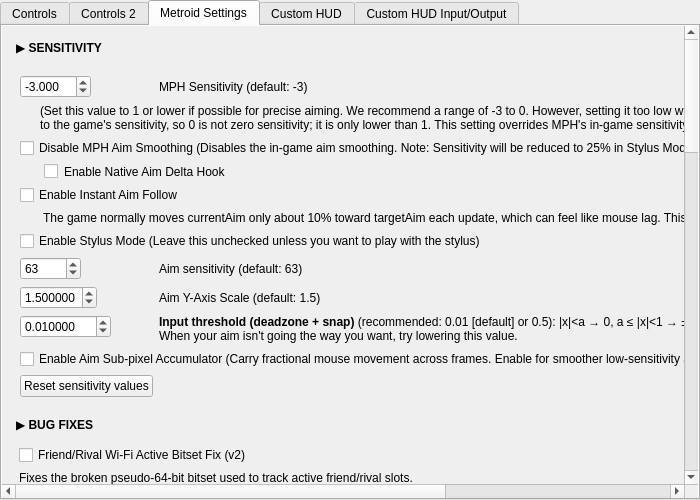
Above: src/frontend/qt_sdl/InputConfig/MelonPrimeInputConfig.ui from melonDS-emu/melonDS before the change. Below: the same form after it.
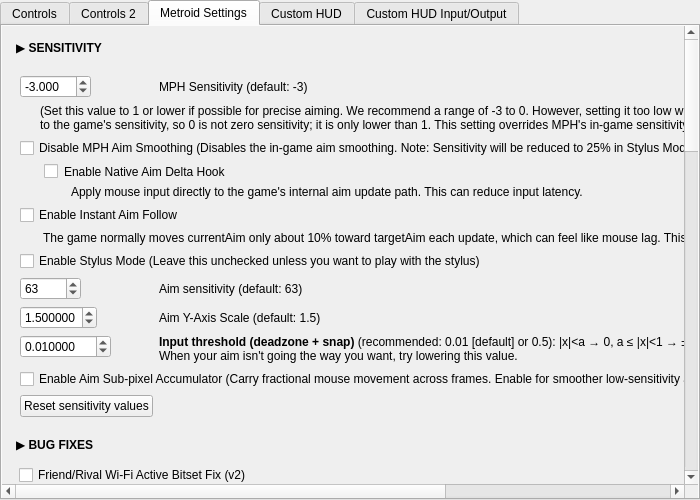
That is the form after the change. The open tabs and pages were chosen to show the change.

Diff of the .ui file:
```diff
--- a/src/frontend/qt_sdl/InputConfig/MelonPrimeInputConfig.ui
+++ b/src/frontend/qt_sdl/InputConfig/MelonPrimeInputConfig.ui
@@ -121,23 +121,30 @@
 											</widget>
 										</item>
 										<item row="4" column="0" colspan="2">
+											<widget class="QLabel" name="lblMetroidNativeAimDeltaHookDesc">
+												<property name="text"><string>Apply mouse input directly to the game's internal aim update path. This can reduce input latency.</string></property>
+												<property name="wordWrap"><bool>true</bool></property>
+												<property name="styleSheet"><string>QLabel { margin-left: 48px; }</string></property>
+											</widget>
+										</item>
+										<item row="5" column="0" colspan="2">
 											<widget class="QCheckBox" name="cbMetroidEnableInstantAimFollow">
 												<property name="text"><string>Enable Instant Aim Follow</string></property>
 											</widget>
 										</item>
-										<item row="5" column="0" colspan="2">
+										<item row="6" column="0" colspan="2">
 											<widget class="QLabel" name="lblMetroidInstantAimFollowDesc">
 												<property name="text"><string>The game normally moves currentAim only about 10% toward targetAim each update, which can feel like mouse lag. This patch makes currentAim follow targetAim instantly.</string></property>
 												<property name="wordWrap"><bool>true</bool></property>
 												<property name="styleSheet"><string>QLabel { margin-left: 20px; }</string></property>
 											</widget>
 										</item>
-										<item row="6" column="0" colspan="2">
+										<item row="7" column="0" colspan="2">
 											<widget class="QCheckBox" name="cbMetroidEnableStylusMode">
 												<property name="text"><string>Enable Stylus Mode (Leave this unchecked unless you want to play with the stylus)</string></property>
 											</widget>
 										</item>
-										<item row="7" column="0">
+										<item row="8" column="0">
 											<widget class="QSpinBox" name="metroidAimSensitvitySpinBox">
 												<property name="minimum">
 													<number>0</number>
@@ -150,14 +157,14 @@
 												</property>
 											</widget>
 										</item>
-										<item row="7" column="1">
+										<item row="8" column="1">
 											<widget class="QLabel" name="metroidAimSensitvityLabel">
 												<property name="text">
 													<string>Aim sensitivity (default: 63)</string>
 												</property>
 											</widget>
 										</item>
-										<item row="8" column="0">
+										<item row="9" column="0">
 											<widget class="QDoubleSpinBox" name="metroidAimYAxisScaleSpinBox">
 												<property name="minimum">
 													<double>0.000001</double>
@@ -176,14 +183,14 @@
 												</property>
 											</widget>
 										</item>
-										<item row="8" column="1">
+										<item row="9" column="1">
 											<widget class="QLabel" name="metroidAimYAxisScaleLabel">
 												<property name="text">
 													<string>Aim Y-Axis Scale (default: 1.5)</string>
 												</property>
 											</widget>
 										</item>
-										<item row="9" column="0">
+										<item row="10" column="0">
 											<widget class="QDoubleSpinBox" name="metroidAimAdjustSpinBox">
 												<property name="minimum">
 													<double>0.000000</double>
@@ -202,19 +209,19 @@
 												</property>
 											</widget>
 										</item>
-										<item row="9" column="1">
+										<item row="10" column="1">
 											<widget class="QLabel" name="metroidAimAdjustLabel">
 												<property name="text">
 													<string notr="true">&lt;html&gt;&lt;head/&gt;&lt;body&gt;&lt;p&gt;&lt;b&gt;Input threshold (deadzone + snap)&lt;/b&gt; (recommended: 0.01 [default] or 0.5): |x|&amp;lt;a → 0, a ≤ |x|&amp;lt;1 → ±1, |x|≥1 → as is (a=0: off = all values under 1 ignored, no snap)&lt;br/&gt;When your aim isn't going the way you want, try lowering this value.&lt;/p&gt;&lt;/body&gt;&lt;/html&gt;</string>
 												</property>
 											</widget>
 										</item>
-										<item row="10" column="0" colspan="2">
+										<item row="11" column="0" colspan="2">
 											<widget class="QCheckBox" name="cbMetroidEnableAimAccumulator">
 												<property name="text"><string>Enable Aim Sub-pixel Accumulator (Carry fractional mouse movement across frames. Enable for smoother low-sensitivity aiming)</string></property>
 											</widget>
 										</item>
-										<item row="11" column="0">
+										<item row="12" column="0">
 											<widget class="QPushButton" name="metroidResetSensitivityValues">
 												<property name="text">
 													<string>Reset sensitivity values</string>
```
